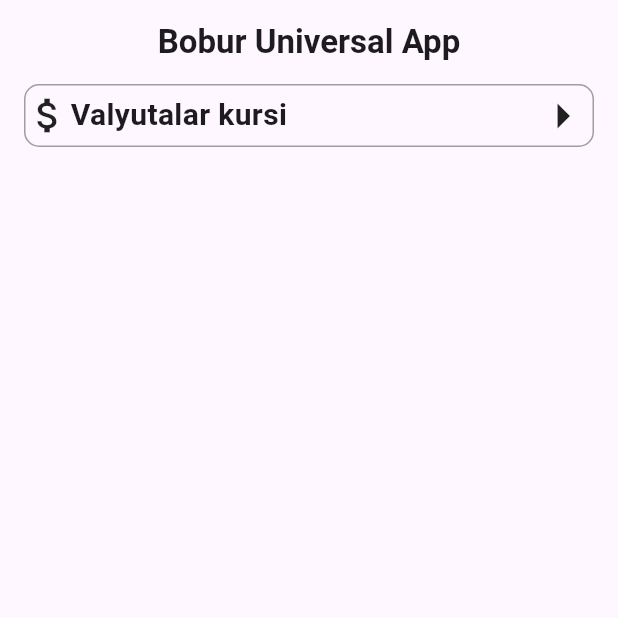
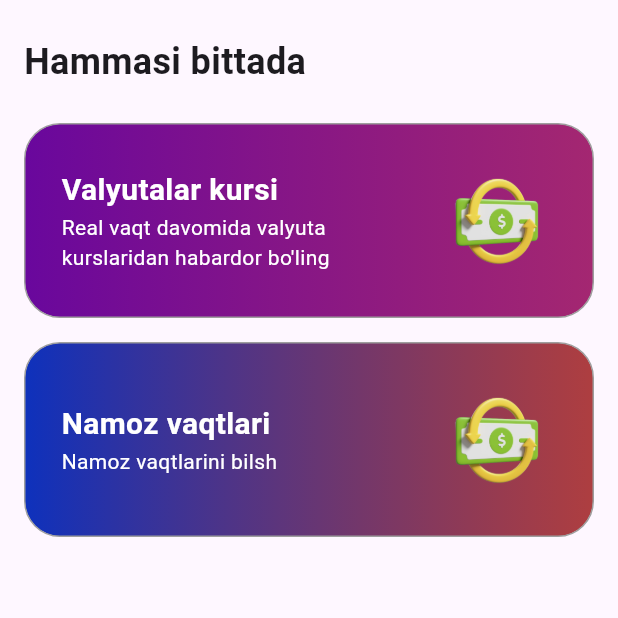
Before and after one commit to MuhammadBobir/universalapp, a Flutter app: the screen it shows after launch, on a phone screen of 412 x 824 dp, the top half of it. Run offline on Flutter 3.47's test engine with Material 2 defaults, Android fonts, the phone set to English and light mode, and no system bars; our stand-ins replace dio, get.

Commit message:
Namoz vaqtlari

```diff
--- a/lib/components/home/Button.dart
+++ b/lib/components/home/Button.dart
@@ -2,37 +2,62 @@ import 'package:universal_app/config/Import.dart';
 
 class HomeButton extends StatelessWidget {
   IconData icon;
-  String text;
+  String text, subtitle, image;
   Function onTap;
-  HomeButton({
-    super.key,
+  List<Color> colors;
+  Color textColor;
+  HomeButton(
+      {super.key,
       required this.icon,
       required this.text,
+      required this.subtitle,
+      required this.image,
       required this.onTap,
-  });
+      required this.colors,
+      required this.textColor});
 
   @override
   Widget build(BuildContext context) {
-    return InkWell(
+    return Column(
+      children: [
+        InkWell(
           onTap: () {
             onTap();
           },
           child: Container(
+            padding: const EdgeInsets.all(24),
             decoration: BoxDecoration(
+                gradient: LinearGradient(colors: colors),
                 border: Border.all(color: Colors.grey),
-            borderRadius: BorderRadius.circular(10)),
+                borderRadius: BorderRadius.circular(24)),
             child: Row(
               children: [
-            Icon(icon, size: 30),
+                Expanded(
+                  child: Column(
+                    crossAxisAlignment: CrossAxisAlignment.start,
+                    children: [
+                      Text(text,
+                          style: TextStyle(
+                              fontSize: 20,
+                              fontWeight: FontWeight.w700,
+                              color: textColor)),
                       Text(
-              text,
-              style: const TextStyle(fontSize: 20, fontWeight: FontWeight.w700),
+                        subtitle,
+                        style: TextStyle(color: textColor),
                       ),
-            const Spacer(),
-            const Icon(Icons.arrow_right_sharp, size: 40)
                     ],
                   ),
                 ),
+                const SizedBox(width: 30),
+                Image.asset(image, width: 80)
+              ],
+            ),
+          ),
+        ),
+        const SizedBox(
+          height: 16,
+        )
+      ],
     );
   }
 }
--- /dev/null
+++ b/lib/config/Colors.dart
@@ -0,0 +1,9 @@
+import 'package:universal_app/config/Import.dart';
+
+class AppColors {
+  static Color red = const Color.fromARGB(198, 151, 9, 9);
+  static Color blue = const Color.fromARGB(250, 9, 45, 187);
+  static Color yellow = const Color.fromARGB(224, 183, 180, 10);
+  static Color pink = const Color.fromARGB(221, 150, 7, 91);
+  static Color violet = const Color.fromARGB(255, 105, 7, 157);
+}
--- a/lib/config/Import.dart
+++ b/lib/config/Import.dart
@@ -2,3 +2,7 @@ export 'package:flutter/material.dart';
 export 'package:universal_app/pages/Home.dart';
 export 'package:get/get.dart';
 export 'package:universal_app/components/home/Button.dart';
+export 'package:universal_app/pages/Currensies.dart';
+export 'package:universal_app/stores/home_controller.dart';
+export 'package:universal_app/config/images.dart';
+export 'package:universal_app/config/Colors.dart';
--- /dev/null
+++ b/lib/config/images.dart
@@ -0,0 +1,3 @@
+class AppImages {
+  static String money = 'assets/images/money.png';
+}
--- a/lib/pages/Currensies.dart
+++ b/lib/pages/Currensies.dart
@@ -1,5 +1,4 @@
 import 'package:universal_app/config/Import.dart';
-import 'package:universal_app/stores/home_controller.dart';
 
 class Currensies extends StatefulWidget {
   const Currensies({super.key});
--- a/lib/pages/Home.dart
+++ b/lib/pages/Home.dart
@@ -1,6 +1,4 @@
 import 'package:universal_app/config/Import.dart';
-import 'package:universal_app/pages/Currensies.dart';
-import 'package:universal_app/stores/home_controller.dart';
 
 class HomePage extends StatefulWidget {
   const HomePage({super.key});
@@ -13,27 +11,45 @@ class _HomeState extends State<HomePage> {
   HomeContoller contoller = Get.put(HomeContoller());
   @override
   Widget build(BuildContext context) {
-    return Scaffold(
-      appBar: AppBar(
-        centerTitle: true,
-        title: const Text(
-          "Bobur Universal App",
-          style: TextStyle(fontWeight: FontWeight.w700),
-        ),
-      ),
+    return SafeArea(
+      child: Scaffold(
         body: Column(
           children: [
             Container(
               padding: const EdgeInsets.symmetric(horizontal: 16),
               constraints: const BoxConstraints(maxWidth: 500),
               child: Column(
+                crossAxisAlignment: CrossAxisAlignment.start,
                 children: [
+                  const SizedBox(height: 24),
+                  const Text(
+                    "Hammasi bittada",
+                    style: TextStyle(fontSize: 24, fontWeight: FontWeight.w700),
+                  ),
+                  const SizedBox(height: 24),
                   HomeButton(
                     icon: Icons.attach_money,
                     text: "Valyutalar kursi",
+                    subtitle:
+                        "Real vaqt davomida valyuta kurslaridan habardor bo'ling",
+                    image: AppImages.money,
+                    colors: [AppColors.violet, AppColors.pink],
+                    textColor: Colors.white,
                     onTap: () {
                       contoller.fetchCurrensies();
-                    Get.to(Currensies());
+                      Get.to(const Currensies());
+                    },
+                  ),
+                  HomeButton(
+                    icon: Icons.attach_money,
+                    text: "Namoz vaqtlari",
+                    subtitle: "Namoz vaqtlarini bilsh",
+                    image: AppImages.money,
+                    colors: [AppColors.blue, AppColors.red],
+                    textColor: Colors.white,
+                    onTap: () {
+                      contoller.fetchCurrensies();
+                      Get.to(const Currensies());
                     },
                   ),
                 ],
@@ -41,6 +57,7 @@ class _HomeState extends State<HomePage> {
             )
           ],
         ),
+      ),
     );
   }
 }
--- a/lib/stores/home_controller.dart
+++ b/lib/stores/home_controller.dart
@@ -29,4 +29,12 @@ class HomeContoller extends GetxController {
       update();
     }
   }
+
+  List<String> cities = [
+    "Toshkent",
+    "Farg'ona",
+    "Andijon",
+    "Namangan",
+    "Buxoro"
+  ];
 }
--- a/pubspec.yaml
+++ b/pubspec.yaml
@@ -60,9 +60,8 @@ flutter:
   uses-material-design: true
 
   # To add assets to your application, add an assets section, like this:
-  # assets:
-  #   - images/a_dot_burr.jpeg
-  #   - images/a_dot_ham.jpeg
+  assets:
+    - assets/images/
 
   # An image asset can refer to one or more resolution-specific "variants", see
   # https://flutter.dev/assets-and-images/#resolution-aware
```
Also changed, not shown: assets/images/money.png (added). Lines whose indentation alone changed are shown as unchanged.
